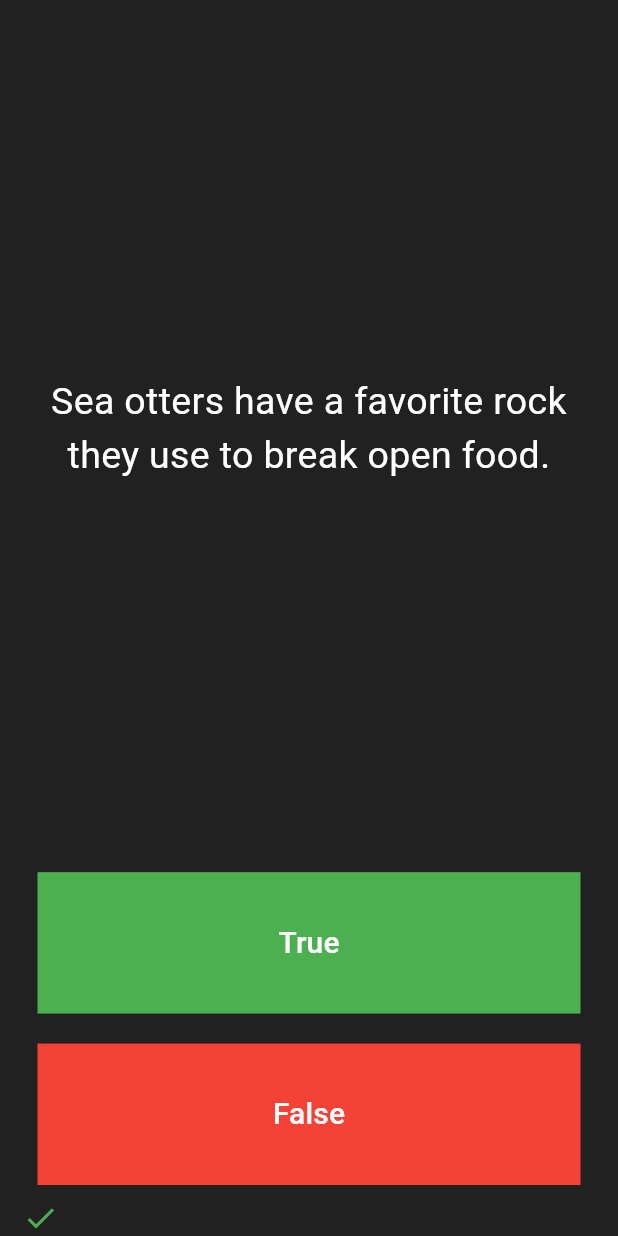
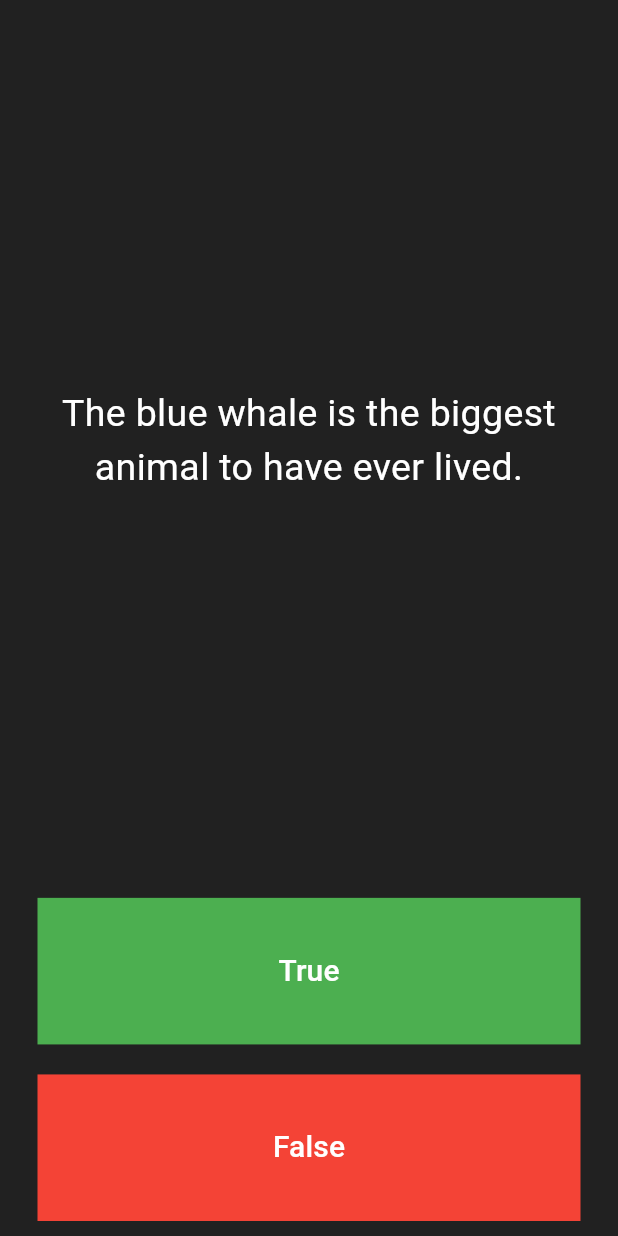
Before and after one commit to MUHAMMED-FARIZ-KP/QuizzApp-Flutter, a Flutter app: the screen it shows after launch, after a tap on "True", after a tap on "False", on a phone screen of 412 x 824 dp. Run offline on Flutter 3.47's test engine with Material 3 defaults, Android fonts, the phone set to English and light mode, and no system bars.

Commit message:
question and answers mapped

```diff
--- a/lib/main.dart
+++ b/lib/main.dart
@@ -33,6 +33,19 @@ class QuizPage extends StatefulWidget {
 
 class _QuizPageState extends State<QuizPage> {
   List<Widget> ScoreKeeper = [];
+  List<String> questions=['Sharks are mammals.',
+  'Sea otters have a favorite rock they use to break open food.',
+  'The blue whale is the biggest animal to have ever lived.',
+  'The hummingbird egg is the world\'s smallest bird egg.',
+  'Pigs roll in the mud because they don\'t like being clean.'];
+  List<bool> answers=[
+    false,
+    true,
+    true,
+    true,
+    false,
+  ];
+  int questionNumber=0;
   @override
   Widget build(BuildContext context) {
     return Column(
@@ -44,8 +57,7 @@ class _QuizPageState extends State<QuizPage> {
           child: Padding(
             padding: EdgeInsets.all(15),
             child: Center(
-              child: Text(
-                'Sea otters have a favorite rock they use to break open food.',
+              child: Text(questions[questionNumber],
                 textAlign: TextAlign.center,
                 style: TextStyle(
                   color: Colors.white,
@@ -64,15 +76,19 @@ class _QuizPageState extends State<QuizPage> {
                   shape: const RoundedRectangleBorder(
                       borderRadius: BorderRadius.all(Radius.zero))),
               onPressed: () {
+                bool correctAnswer=answers[questionNumber];
+                if(correctAnswer==true){
+                  print('You are Right!');
+                  }
+                else{
+                    print('You are Wrong!');
+                }
+
                 setState(() {
-                  ScoreKeeper.add(
-                    Icon(
-                      Icons.done,
-                      color: Colors.green,
-                    ),
-                  );
+                  questionNumber=questionNumber+1;
+                });
 
-                });
+
 
               },
               child: Text(
@@ -90,7 +106,19 @@ class _QuizPageState extends State<QuizPage> {
                   backgroundColor: Colors.red,
                   shape: const RoundedRectangleBorder(
                       borderRadius: BorderRadius.all(Radius.zero))),
-              onPressed: () {},
+              onPressed: () {
+                bool correctAnswer=answers[questionNumber];
+                if(correctAnswer==false){
+                  print('You are Right!');
+                }
+                else{
+                  print('You are Wrong!');
+                }
+
+                setState(() {
+                  questionNumber=questionNumber+1;
+                })  ;
+              },
               child: Text(
                 'False',
                 style: TextStyle(color: Colors.white, fontSize: 20.0),
```
